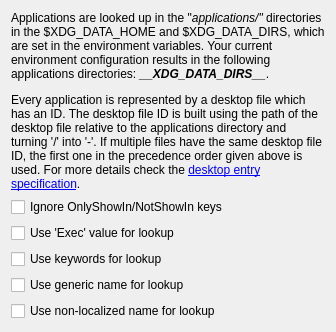
First picture: the form in applications_xdg/src/configwidget.ui, repository albertlauncher/plugins, before the edit.
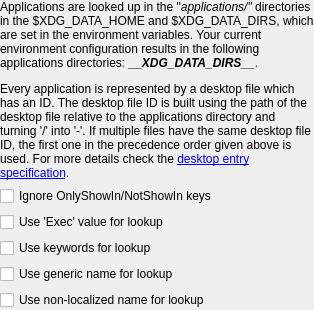
Second picture: the form after the edit.

Commit message: [app_xdg] Remove content margins of settings widget

Diff of the .ui file:
```diff
--- a/applications_xdg/src/configwidget.ui
+++ b/applications_xdg/src/configwidget.ui
@@ -3,6 +3,18 @@
  <class>ConfigWidget</class>
  <widget class="QWidget" name="ConfigWidget">
   <layout class="QVBoxLayout" name="verticallayout_2">
+   <property name="leftMargin">
+    <number>0</number>
+   </property>
+   <property name="topMargin">
+    <number>0</number>
+   </property>
+   <property name="rightMargin">
+    <number>0</number>
+   </property>
+   <property name="bottomMargin">
+    <number>0</number>
+   </property>
    <item>
     <layout class="QHBoxLayout" name="horizontalLayout">
      <item>
```
